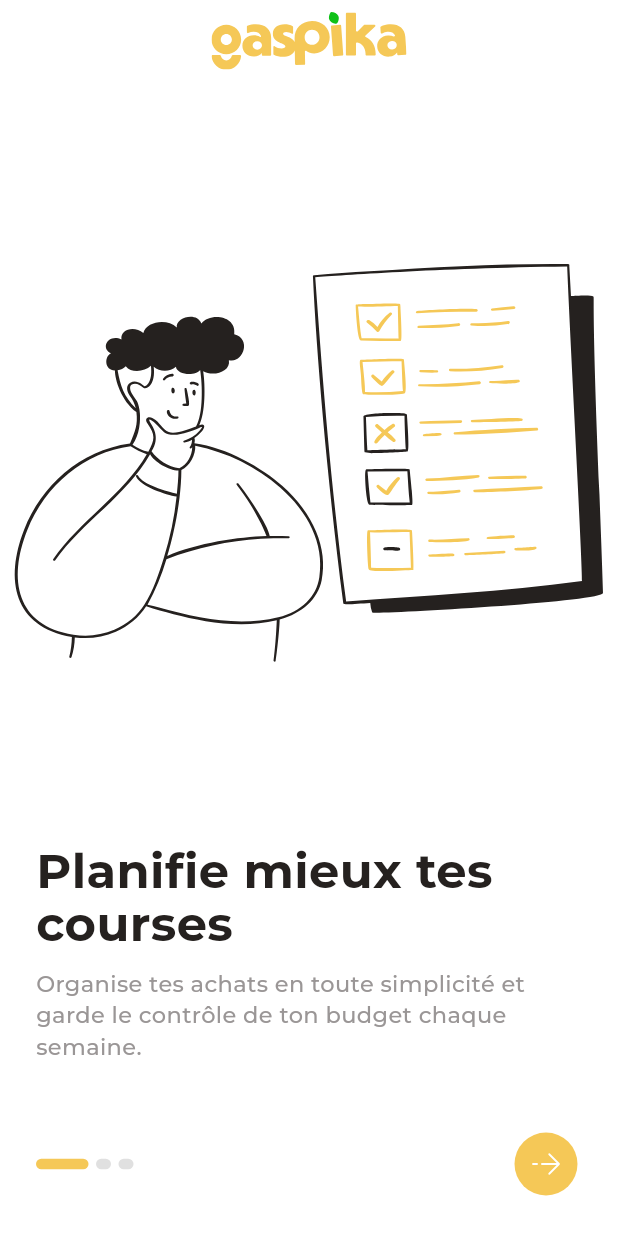
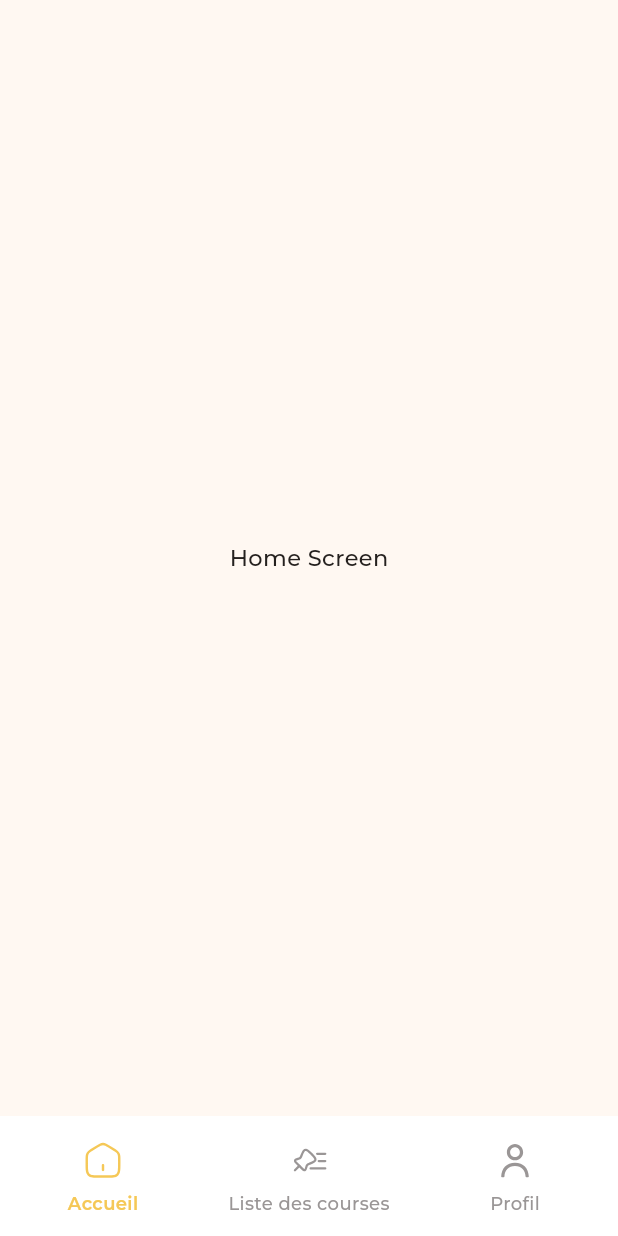
Before and after one commit to KiritoEM/gaspika, a Flutter app: the screen it shows after launch, on a phone screen of 412 x 824 dp. Run offline on Flutter 3.47's test engine with Material 3 defaults, Android fonts, the phone set to English and light mode, and no system bars; our stand-ins replace dio, flutter_dotenv, flutter_secure_storage, flutter_svg, go_router, google_fonts and 1 more.

Commit message:
feat(mobile): add bottomNavigationBar

```diff
--- a/Mobile/lib/configs/app_router.dart
+++ b/Mobile/lib/configs/app_router.dart
@@ -4,12 +4,14 @@ library;
 import 'package:gaspika_mobile/constants/navigation_constant.dart';
 import 'package:gaspika_mobile/features/auth/views/login_screen.dart';
 import 'package:gaspika_mobile/features/auth/views/register_screen.dart';
+import 'package:gaspika_mobile/features/home/views/home_screen.dart';
 import 'package:gaspika_mobile/features/onboarding/views/onboarding_screen.dart';
+import 'package:gaspika_mobile/shared/scaffold_navigation_bar.dart';
 import 'package:go_router/go_router.dart';
 
 class AppRouter {
   static GoRouter router = GoRouter(
-    initialLocation: NavigationConstant.DEFAULT_ROUTE,
+    initialLocation: NavigationConstant.HOME_ROUTE,
     routes: [
       GoRoute(
         path: NavigationConstant.DEFAULT_ROUTE,
@@ -23,6 +25,15 @@ class AppRouter {
         path: NavigationConstant.REGISTER_ROUTE,
         builder: (_, state) => RegisterScreen(),
       ),
+      ShellRoute(
+        builder: (context, state, child) => ScaffoldNavigationBar(child: child),
+        routes: [
+          GoRoute(
+            path: NavigationConstant.HOME_ROUTE,
+            builder: (_, state) => HomeScreen(),
+          ),
+        ],
+      ),
     ],
   );
 }
--- a/Mobile/lib/configs/app_theme.dart
+++ b/Mobile/lib/configs/app_theme.dart
@@ -68,6 +68,25 @@ class AppTheme {
           disabledForegroundColor: AppColors.mutedForeground,
         ),
       ),
+      navigationBarTheme: NavigationBarThemeData(
+        backgroundColor: Colors.white,
+        indicatorColor: Colors.transparent,
+        labelTextStyle: MaterialStateProperty.resolveWith((state) {
+          if (state.contains(MaterialState.selected)) {
+            return GoogleFonts.montserrat(
+              fontWeight: FontWeight.w600,
+              fontSize: 12,
+              color: AppColors.primary,
+            );
+          }
+
+          return TextStyle(
+            fontWeight: FontWeight.w500,
+            fontSize: 12,
+            color: AppColors.mutedForeground,
+          );
+        }),
+      ),
     );
   }
 }
--- a/Mobile/lib/constants/navigation_constant.dart
+++ b/Mobile/lib/constants/navigation_constant.dart
@@ -5,4 +5,16 @@ class NavigationConstant {
   static const String DEFAULT_ROUTE = '/';
   static const String LOGIN_ROUTE = '/login';
   static const String REGISTER_ROUTE = '/register';
+  static const String HOME_ROUTE = '/home';
+
+  // Bottom Navigation Routes
+  static const List<Map<String, dynamic>> BOTTOM_NAVIGATION_ROUTES = [
+    {'route': HOME_ROUTE, 'label': 'Accueil', 'icon': 'assets/icons/home.svg'},
+    {
+      'route': HOME_ROUTE,
+      'label': 'Liste des courses',
+      'icon': 'assets/icons/shopping-list.svg',
+    },
+    {'route': HOME_ROUTE, 'label': 'Profil', 'icon': 'assets/icons/person.svg'},
+  ];
 }
--- a/Mobile/lib/features/auth/viewmodels/login_viewmodel.dart
+++ b/Mobile/lib/features/auth/viewmodels/login_viewmodel.dart
@@ -20,11 +20,11 @@ class LoginViewModel extends ChangeNotifier {
 
   //submit the login form
   Future submitLoginForm(BuildContext context) async {
-    _isSubmitting = true;
-    notifyListeners();
-
     if (_formkey.currentState!.validate()) {
       _formkey.currentState!.save();
+      _isSubmitting = true;
+      notifyListeners();
+
       final response = await _authModel.login(_credentials);
 
       if (response.hasError == true) {
--- a/Mobile/lib/features/auth/viewmodels/register_viewmodel.dart
+++ b/Mobile/lib/features/auth/viewmodels/register_viewmodel.dart
@@ -19,11 +19,11 @@ class RegisterViewModel extends ChangeNotifier {
 
   /// Submit the registration form
   Future<void> submitRegisterForm(BuildContext context) async {
-    _isSubmitting = true;
-    notifyListeners();
-
     if (_formkey.currentState!.validate()) {
       _formkey.currentState!.save();
+
+      _isSubmitting = true;
+      notifyListeners();
 
       final response = await _authModel.register(_credentials);
 
--- /dev/null
+++ b/Mobile/lib/features/home/views/home_screen.dart
@@ -0,0 +1,10 @@
+import 'package:flutter/material.dart';
+
+class HomeScreen extends StatelessWidget {
+  const HomeScreen({super.key});
+
+  @override
+  Widget build(BuildContext context) {
+    return Center(child: Text('Home Screen'));
+  }
+}
--- a/Mobile/lib/features/onboarding/views/onboarding_screen.dart
+++ b/Mobile/lib/features/onboarding/views/onboarding_screen.dart
@@ -54,7 +54,7 @@ class OnboardingScreen extends StatelessWidget {
             OnboardingSlider(
               slides: slides,
               onComplete: () {
-                context.go('/login');
+                context.push('/login');
               },
             ),
           ],
--- /dev/null
+++ b/Mobile/lib/shared/scaffold_navigation_bar.dart
@@ -0,0 +1,58 @@
+import 'package:flutter/material.dart';
+import 'package:flutter_svg/flutter_svg.dart';
+import 'package:gaspika_mobile/configs/app_colors.dart';
+import 'package:gaspika_mobile/constants/navigation_constant.dart';
+
+class ScaffoldNavigationBar extends StatefulWidget {
+  final Widget child;
+
+  const ScaffoldNavigationBar({super.key, required this.child});
+
+  @override
+  State<ScaffoldNavigationBar> createState() => _ScaffoldNavigationBarState();
+}
+
+class _ScaffoldNavigationBarState extends State<ScaffoldNavigationBar> {
+  int _currentIndex = 0;
+
+  void _handleChangeTab(int index) {
+    setState(() => _currentIndex = index);
+    // final routes = ['/home', '/cart', '/profile'];
+    // context.go(routes[index]);
+  }
+
+  @override
+  Widget build(BuildContext context) {
+    return Scaffold(
+      body: widget.child,
+      bottomNavigationBar: NavigationBar(
+        selectedIndex: _currentIndex,
+        onDestinationSelected: _handleChangeTab,
+        backgroundColor: Colors.white,
+        indicatorColor: Colors.transparent,
+        destinations: NavigationConstant.BOTTOM_NAVIGATION_ROUTES
+            .asMap()
+            .entries
+            .map((entry) {
+              final index = entry.key;
+              final route = entry.value;
+              final isSelected = _currentIndex == index;
+
+              return NavigationDestination(
+                icon: SvgPicture.asset(
+                  route['icon'],
+                  width: 26,
+                  height: 26,
+                  colorFilter: ColorFilter.mode(
+                    isSelected ? AppColors.primary : AppColors.mutedForeground,
+                    BlendMode.srcIn,
+                  ),
+                ),
+                label: route['label'],
+              );
+            })
+            .toList(),
+      ),
+    );
+  }
+}
```
Also changed, not shown: Mobile/assets/icons/home.svg (added), Mobile/assets/icons/person.svg (added), Mobile/assets/icons/shopping-list.svg (added).
